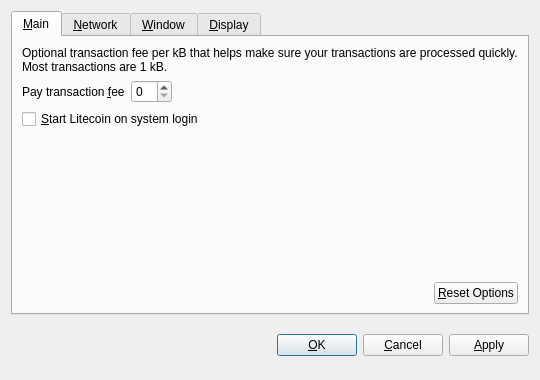
Qt form src/qt/forms/optionsdialog.ui (bootycoin/booty) before a commit.
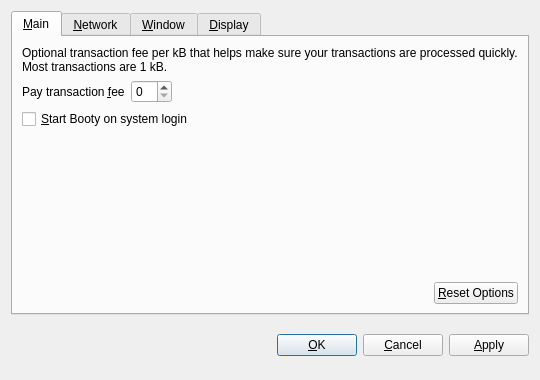
The same form after that commit. Custom widgets are drawn as their Qt base class.

```diff
--- a/src/qt/forms/optionsdialog.ui
+++ b/src/qt/forms/optionsdialog.ui
@@ -82,7 +82,7 @@
           <string>Automatically start Litecoin after logging in to the system.</string>
          </property>
          <property name="text">
-          <string>&amp;Start Litecoin on system login</string>
+          <string>&amp;Start Booty on system login</string>
          </property>
         </widget>
        </item>
```
Left out of the diff: 10 changed lines with no effect on the pictures.
